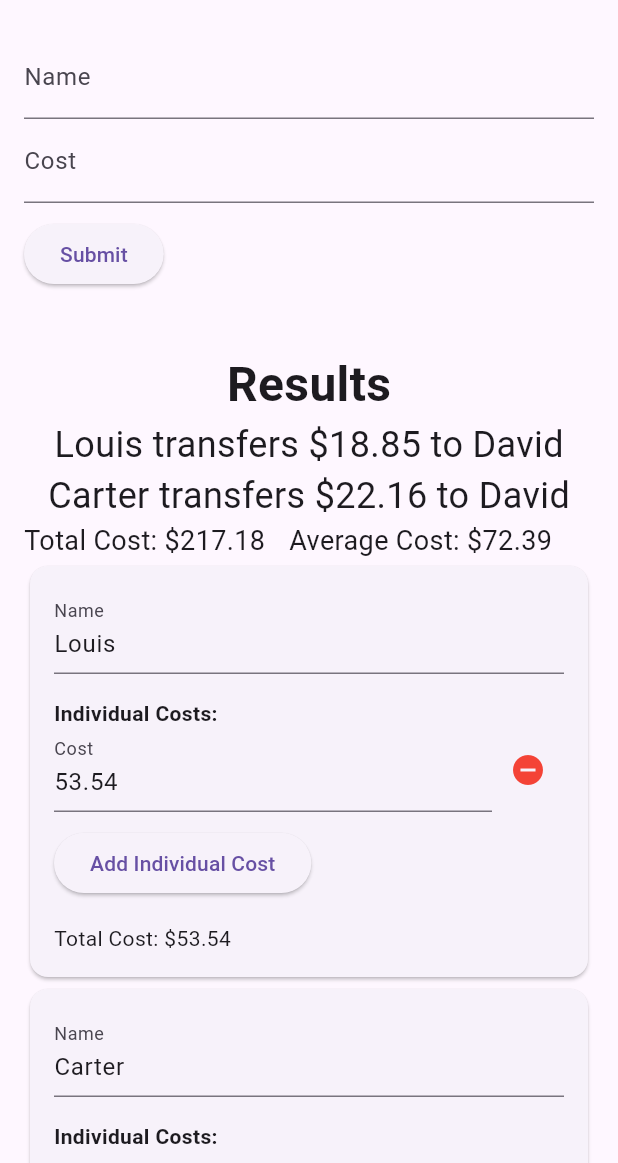
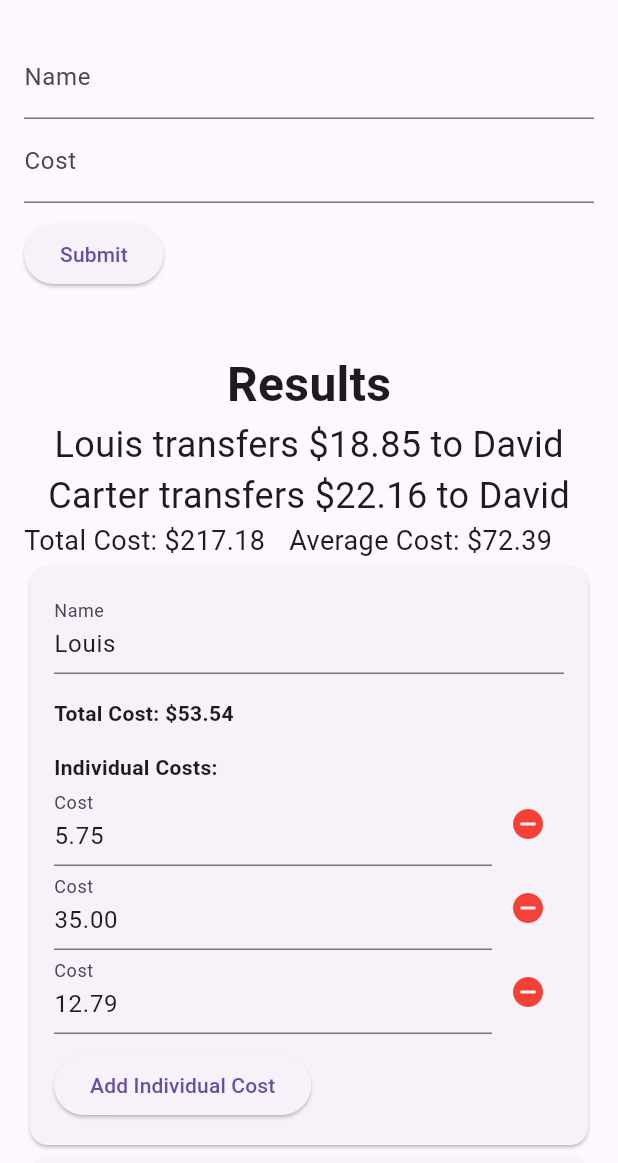
Before and after one commit to TTeuber/trip_calculator, a Flutter app: the screen it shows after launch, on a phone screen of 412 x 824 dp, the part 73-1236 px from its top. Run offline on Flutter 3.47's test engine with Material 3 defaults, Android fonts, the phone set to English and light mode, and no system bars.

Commit message:
added correct values, moved total cost

```diff
--- a/lib/item_display.dart
+++ b/lib/item_display.dart
@@ -103,6 +103,11 @@ class _ItemDisplayState extends State<ItemDisplay> {
             ),
             const SizedBox(height: 16.0),
             Text(
+              'Total Cost: \$${widget.item.cost.toStringAsFixed(2)}',
+              style: TextStyle(fontWeight: FontWeight.bold),
+            ),
+            const SizedBox(height: 16.0),
+            Text(
               'Individual Costs:',
               style: TextStyle(fontWeight: FontWeight.bold),
             ),
@@ -131,11 +136,6 @@ class _ItemDisplayState extends State<ItemDisplay> {
               onPressed: _addIndividualCost,
               child: const Text('Add Individual Cost'),
             ),
-            const SizedBox(height: 16.0),
-            Text(
-              'Total Cost: \$${widget.item.cost.toStringAsFixed(2)}',
-              // style: Theme.of(context).textTheme.subtitle1,
-            ),
           ],
         ),
       ),
--- a/lib/main.dart
+++ b/lib/main.dart
@@ -36,9 +36,9 @@ class ItemFormState extends State<ItemForm> { // Manages the state of the trip c
   @override void initState() {
     super.initState();
     items = [ // Pre-filled trip items for demonstration
-      Item('Louis',  '1', [53.54]),
-      Item('Carter',  '2', [50.23]),
-      Item('David',  '3', [113.41]),
+      Item('Louis',  '1', [5.75, 35.00, 12.79]),
+      Item('Carter',  '2', [12.00, 15.00, 23.23]),
+      Item('David',  '3', [10.00, 20.00, 38.41, 45.00]),
     ];
     averageCost = items.map((item) => item.cost).reduce((a, b) => a + b) / items.length;
     totalCost = items.map((item) => item.cost).reduce((a, b) => a + b);
```
